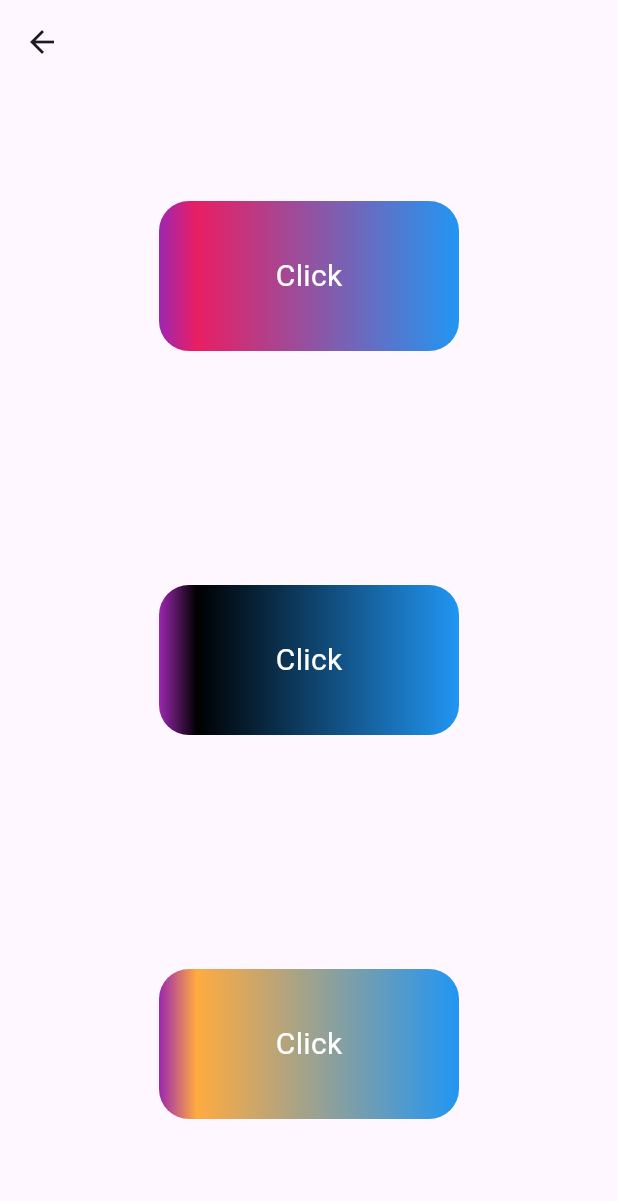
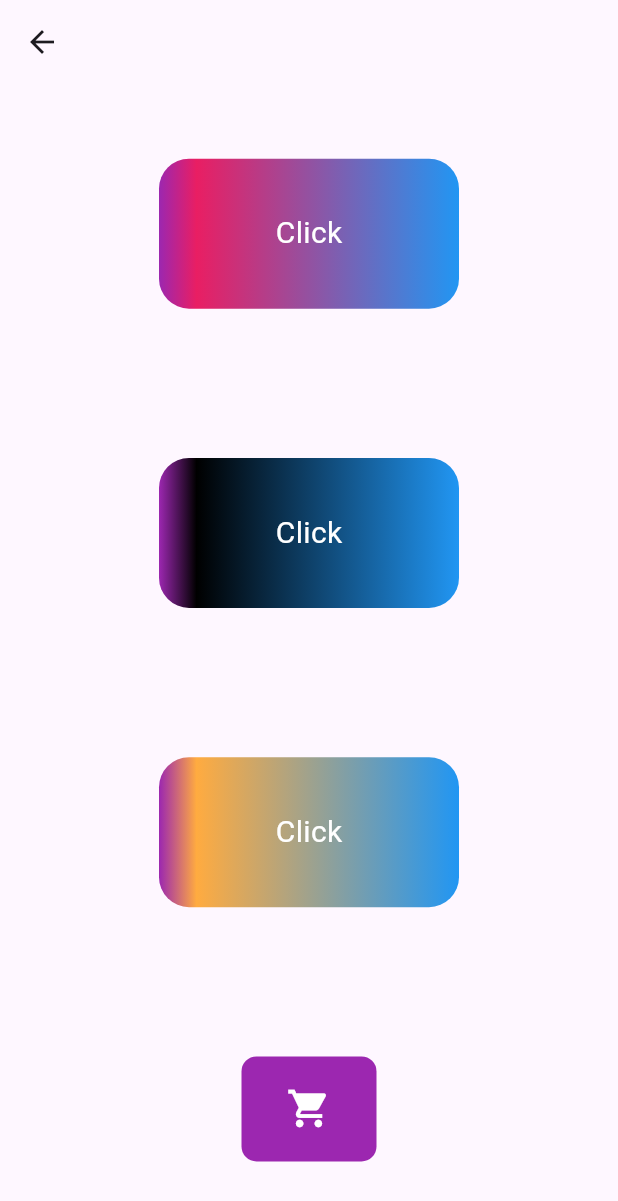
Before and after one commit to SanaAltarabishi/animation, a Flutter app: the ButtonLinearAnimation screen opened directly, on a phone screen of 412 x 824 dp. Shown: the top 1201 px of the screen. Run offline on Flutter 3.47's test engine with Material 3 defaults, Android fonts, the phone set to English and light mode, and no system bars; our stand-ins replace animated_background, iconly, marquee; missing offline and left inert: font_awesome_icon_class.

Commit message:
shopping button

```diff
--- a/lib/button_animation.dart
+++ b/lib/button_animation.dart
@@ -41,6 +41,66 @@ class ButtonLinearAnimation extends StatelessWidget {
                 ),
               ),
             ),
+//shopping button :
+            ShoppingCartButton(),
+          ],
+        ),
+      ),
+    );
+  }
+}
+
+class ShoppingCartButton extends StatefulWidget {
+  const ShoppingCartButton({
+    super.key,
+  });
+
+  @override
+  State<ShoppingCartButton> createState() => _ShoppingCartButtonState();
+}
+
+class _ShoppingCartButtonState extends State<ShoppingCartButton> {
+  bool isExpanded = false;
+  @override
+  Widget build(BuildContext context) {
+    return GestureDetector(
+      onTap: () {
+        setState(() {
+          isExpanded = !isExpanded;
+        });
+      },
+      child: AnimatedContainer(
+        duration: const Duration(milliseconds: 800),
+        height: 70,
+        width: isExpanded ? 220 : 90,
+        decoration: BoxDecoration(
+          borderRadius: BorderRadius.circular(isExpanded ? 50 : 10),
+          color: isExpanded ? Colors.green : Colors.purple,
+        ),
+        child: Row(
+          mainAxisAlignment: MainAxisAlignment.center,
+          children: [
+            if (isExpanded)
+              const SizedBox(
+                width: 35,
+              ),
+            Icon(
+              isExpanded ? Icons.check : Icons.shopping_cart,
+              size: 30,
+              color: Colors.white,
+            ),
+            if (isExpanded)
+              const Expanded(
+                child: Text(
+                  "Add to Cart ",
+                  maxLines: 1,
+                  style: TextStyle(
+                    fontWeight: FontWeight.bold,
+                    fontSize: 18,
+                    color: Colors.white,
+                  ),
+                ),
+              ),
           ],
         ),
       ),
```
